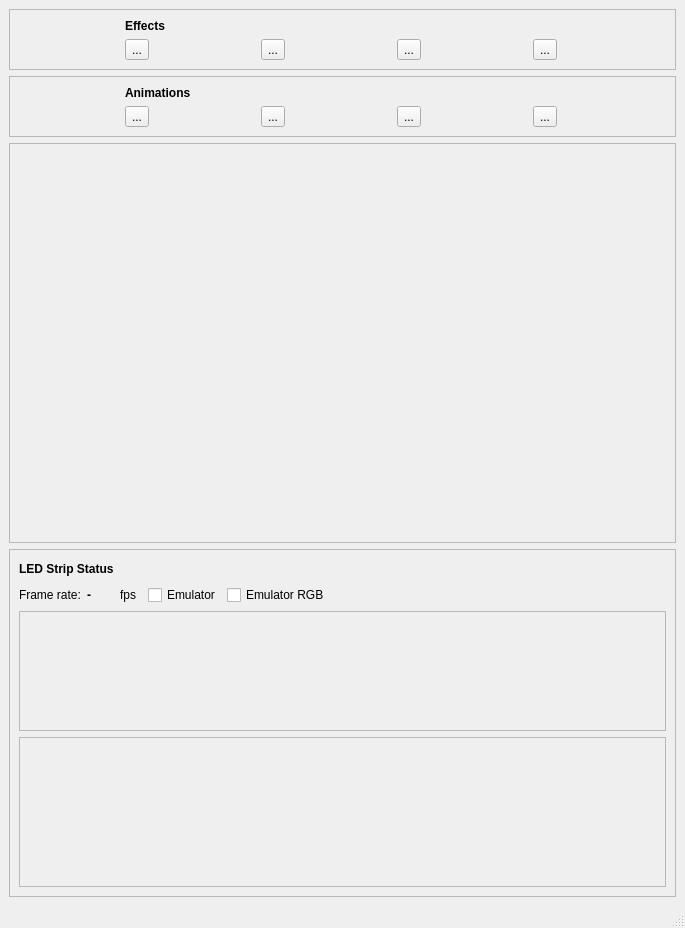
First picture: the form in src/gui/mainwindow.ui, repository bartromgens/ledstripstudio, before the edit.
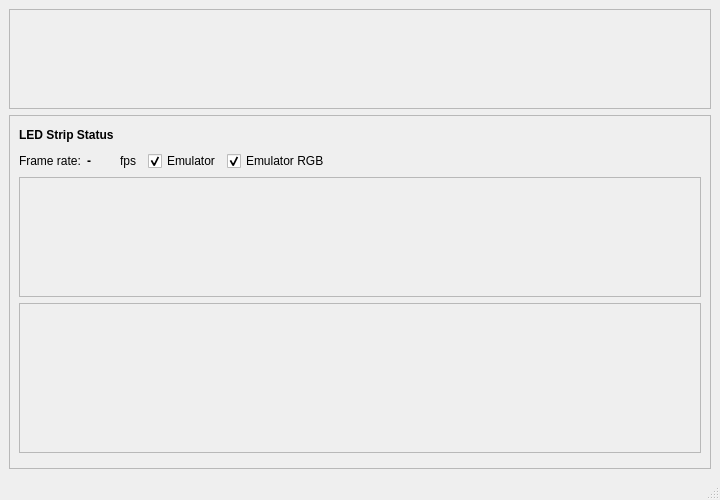
Second picture: the form after the edit. Custom widgets are drawn as their Qt base class.

Commit message: Removed the unused widgets from the mainwindow.

```diff
--- a/src/gui/mainwindow.ui
+++ b/src/gui/mainwindow.ui
@@ -6,8 +6,8 @@
    <rect>
     <x>0</x>
     <y>0</y>
-    <width>685</width>
-    <height>863</height>
+    <width>720</width>
+    <height>500</height>
    </rect>
   </property>
   <property name="windowTitle">
@@ -15,129 +15,7 @@
   </property>
   <widget class="QWidget" name="centralwidget">
    <layout class="QGridLayout" name="gridLayout">
-    <item row="0" column="0">
-     <widget class="QFrame" name="frame_8">
-      <property name="frameShape">
-       <enum>QFrame::StyledPanel</enum>
-      </property>
-      <property name="frameShadow">
-       <enum>QFrame::Raised</enum>
-      </property>
-      <layout class="QGridLayout" name="gridLayout_6">
-       <item row="0" column="0" colspan="2">
-        <widget class="QLabel" name="label_25">
-         <property name="text">
-          <string>&lt;html&gt;&lt;head/&gt;&lt;body&gt;&lt;p&gt;&lt;span style=&quot; font-weight:600;&quot;&gt;Effects&lt;/span&gt;&lt;/p&gt;&lt;/body&gt;&lt;/html&gt;</string>
-         </property>
-        </widget>
-       </item>
-       <item row="1" column="2">
-        <widget class="QToolButton" name="toolButton_3">
-         <property name="text">
-          <string>...</string>
-         </property>
-        </widget>
-       </item>
-       <item row="1" column="0">
-        <widget class="QToolButton" name="toolButton">
-         <property name="text">
-          <string>...</string>
-         </property>
-        </widget>
-       </item>
-       <item row="1" column="3">
-        <widget class="QToolButton" name="toolButton_4">
-         <property name="text">
-          <string>...</string>
-         </property>
-        </widget>
-       </item>
-       <item row="1" column="1">
-        <widget class="QToolButton" name="toolButton_2">
-         <property name="text">
-          <string>...</string>
-         </property>
-        </widget>
-       </item>
-      </layout>
-     </widget>
-    </item>
     <item row="1" column="0">
-     <widget class="QFrame" name="frame_5">
-      <property name="frameShape">
-       <enum>QFrame::StyledPanel</enum>
-      </property>
-      <property name="frameShadow">
-       <enum>QFrame::Raised</enum>
-      </property>
-      <layout class="QGridLayout" name="gridLayout_7">
-       <item row="0" column="0" colspan="3">
-        <widget class="QLabel" name="label_24">
-         <property name="text">
-          <string>&lt;html&gt;&lt;head/&gt;&lt;body&gt;&lt;p&gt;&lt;span style=&quot; font-weight:600;&quot;&gt;Animations&lt;/span&gt;&lt;/p&gt;&lt;/body&gt;&lt;/html&gt;</string>
-         </property>
-        </widget>
-       </item>
-       <item row="1" column="1">
-        <widget class="QToolButton" name="toolButton_6">
-         <property name="text">
-          <string>...</string>
-         </property>
-        </widget>
-       </item>
-       <item row="1" column="2">
-        <widget class="QToolButton" name="toolButton_7">
-         <property name="text">
-          <string>...</string>
-         </property>
-        </widget>
-       </item>
-       <item row="1" column="0">
-        <widget class="QToolButton" name="toolButton_5">
-         <property name="text">
-          <string>...</string>
-         </property>
-        </widget>
-       </item>
-       <item row="1" column="3">
-        <widget class="QToolButton" name="toolButton_8">
-         <property name="text">
-          <string>...</string>
-         </property>
-        </widget>
-       </item>
-      </layout>
-     </widget>
-    </item>
-    <item row="2" column="0">
-     <widget class="QFrame" name="frame_3">
-      <property name="minimumSize">
-       <size>
-        <width>0</width>
-        <height>400</height>
-       </size>
-      </property>
-      <property name="frameShape">
-       <enum>QFrame::StyledPanel</enum>
-      </property>
-      <property name="frameShadow">
-       <enum>QFrame::Raised</enum>
-      </property>
-      <layout class="QVBoxLayout" name="verticalLayout_3">
-       <item>
-        <widget class="QWidget" name="widget" native="true">
-         <property name="baseSize">
-          <size>
-           <width>0</width>
-           <height>0</height>
-          </size>
-         </property>
-        </widget>
-       </item>
-      </layout>
-     </widget>
-    </item>
-    <item row="3" column="0">
      <widget class="QFrame" name="statusFrame">
       <property name="minimumSize">
        <size>
@@ -176,6 +54,9 @@
          <property name="text">
           <string>Emulator</string>
          </property>
+         <property name="checked">
+          <bool>true</bool>
+         </property>
         </widget>
        </item>
        <item row="1" column="0">
@@ -286,6 +167,9 @@
          <property name="text">
           <string>Emulator RGB</string>
          </property>
+         <property name="checked">
+          <bool>true</bool>
+         </property>
         </widget>
        </item>
        <item row="1" column="1">
@@ -332,6 +216,37 @@
       </layout>
      </widget>
     </item>
+    <item row="0" column="0">
+     <widget class="QFrame" name="frame_3">
+      <property name="enabled">
+       <bool>true</bool>
+      </property>
+      <property name="minimumSize">
+       <size>
+        <width>0</width>
+        <height>100</height>
+       </size>
+      </property>
+      <property name="frameShape">
+       <enum>QFrame::StyledPanel</enum>
+      </property>
+      <property name="frameShadow">
+       <enum>QFrame::Raised</enum>
+      </property>
+      <layout class="QVBoxLayout" name="verticalLayout_3">
+       <item>
+        <widget class="QWidget" name="widget" native="true">
+         <property name="baseSize">
+          <size>
+           <width>0</width>
+           <height>0</height>
+          </size>
+         </property>
+        </widget>
+       </item>
+      </layout>
+     </widget>
+    </item>
    </layout>
   </widget>
   <widget class="QMenuBar" name="menubar">
```
Left out of the diff: 2 changed lines with no effect on the pictures. The commit also changes 2 other files.
